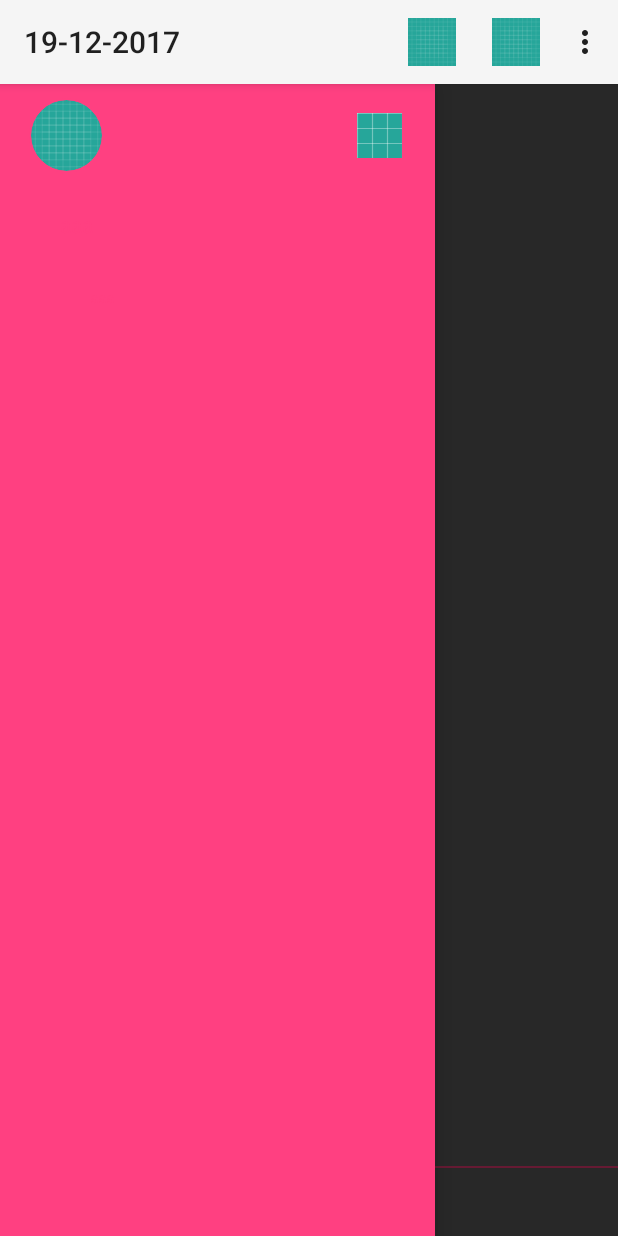
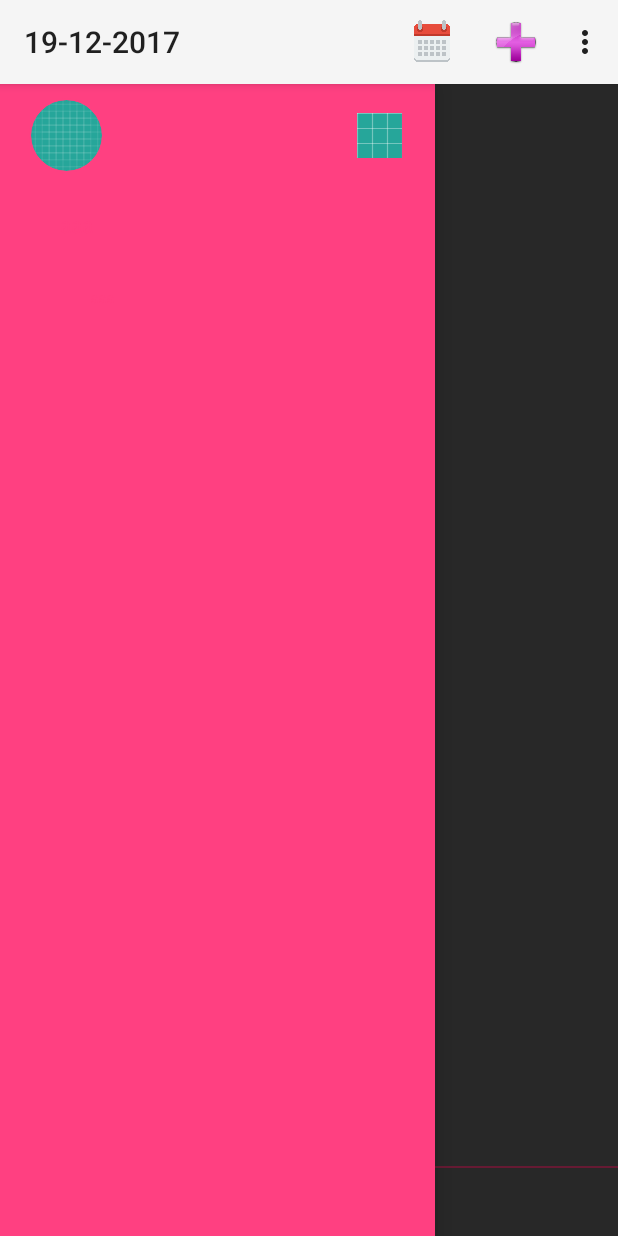
Before and after one commit to phamngocthachlt6c/taskmanager, an Android app: the screen it shows after launch (MainActivity), with the side drawer open, on a phone screen of 412 x 824 dp. Run offline under Robolectric (Android 15) with nearby library versions, the phone set to English and light mode, and no system bars; our stand-ins replace ButterKnife, Room's generated code; libraries missing offline, so code that uses them is left out: android.arch.persistence; plain views replace CircularImageView.

Commit message:
add calendar

```diff
--- a/app/src/main/res/menu/actionbar_menu.xml
+++ b/app/src/main/res/menu/actionbar_menu.xml
@@ -5,12 +5,12 @@
         <!-- "Mark Favorite", should appear as action button if possible -->
         <item
             android:id="@+id/action_calendar"
-            android:icon="@drawable/ic_launcher_background"
+            android:icon="@mipmap/calendar_icon"
             android:title="calendar"
             app:showAsAction="ifRoom"/>
         <item
             android:id="@+id/action_add_task"
-            android:icon="@drawable/ic_launcher_background"
+            android:icon="@mipmap/add_task_icon"
             android:title="calendar"
             app:showAsAction="ifRoom"/>
 
```
Also changed, not shown: app/src/main/res/mipmap-hdpi/add_task_icon.png (added), app/src/main/res/mipmap-hdpi/calendar_icon.png (added), app/src/main/res/mipmap-mdpi/add_task_icon.png (added), app/src/main/res/mipmap-mdpi/calendar_icon.png (added), app/src/main/res/mipmap-xhdpi/add_task_icon.png (added), app/src/main/res/mipmap-xhdpi/calendar_icon.png (added), app/src/main/res/mipmap-xxhdpi/add_task_icon.png (added), app/src/main/res/mipmap-xxhdpi/calendar_icon.png (added), app/src/main/res/mipmap-xxxhdpi/add_task_icon.png (added), app/src/main/res/mipmap-xxxhdpi/calendar_icon.png (added).
